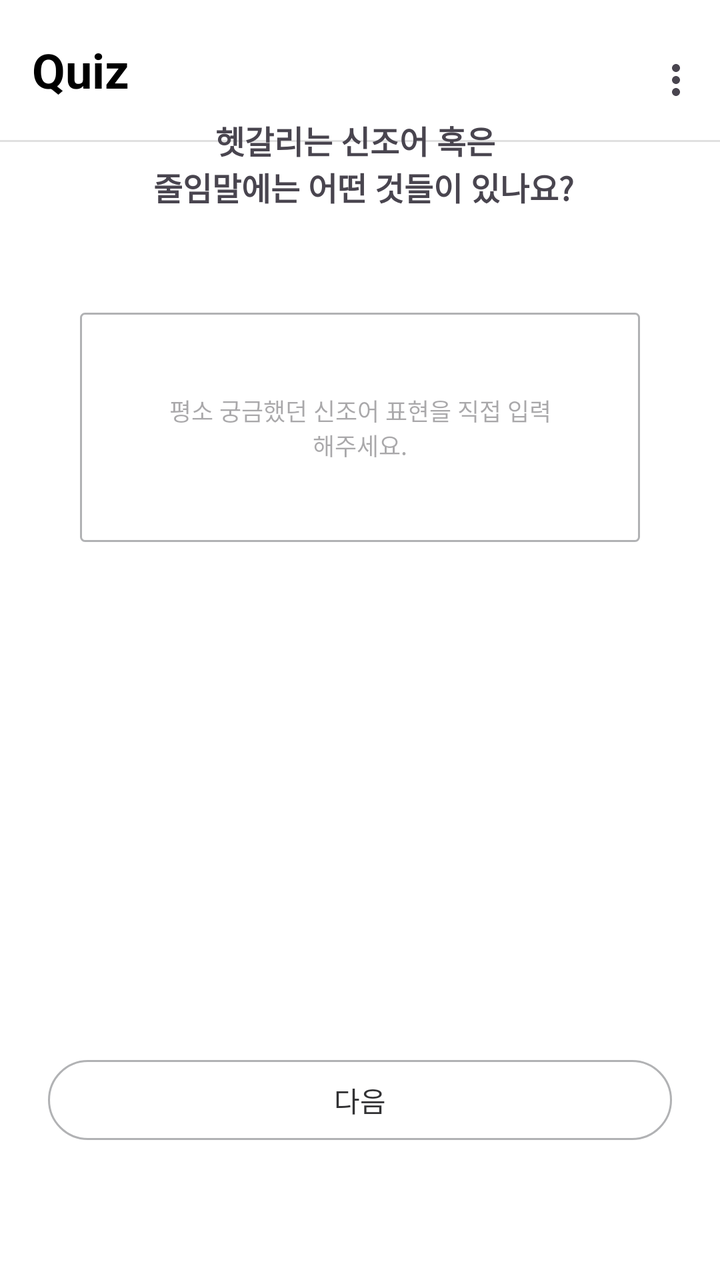
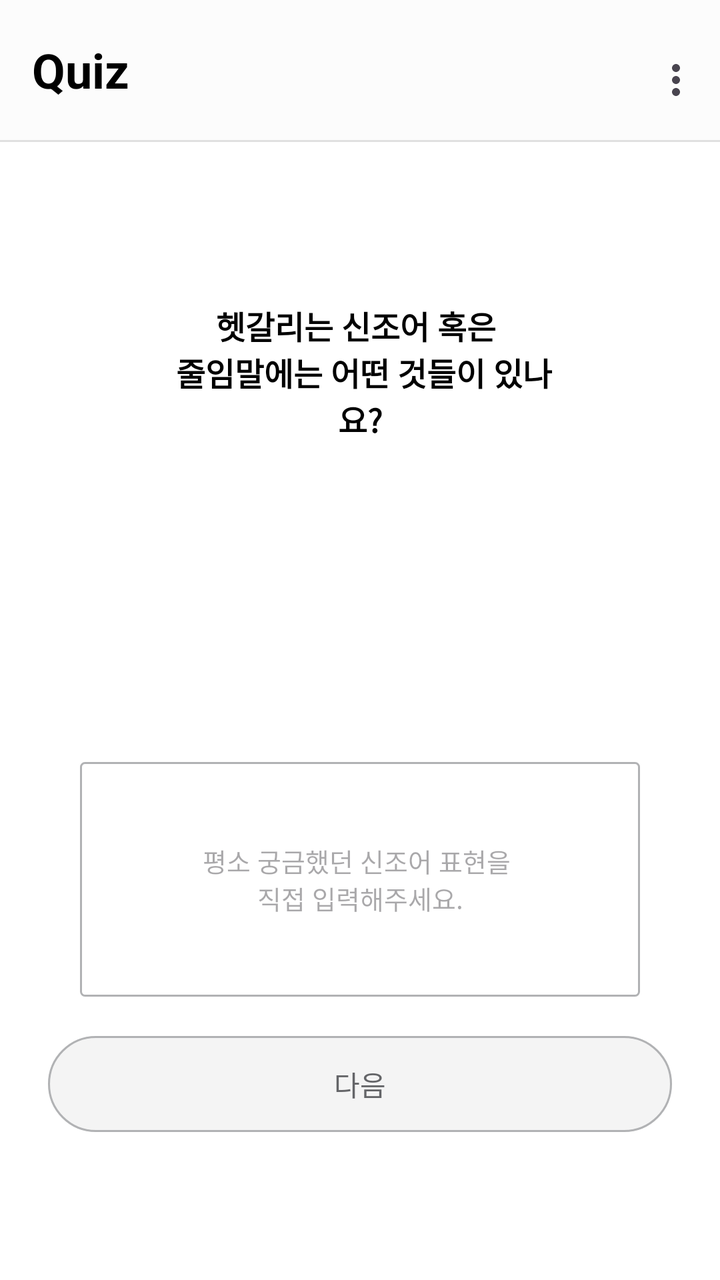

Screens rendered from an Android XML layout before and after an edit, with the pre-edit source and the edit as a unified diff.
<!-- AndroidManifest.xml: application theme Theme.GURU2 -->
<!-- res/layout/fragment_survey_q3.xml -->
<?xml version="1.0" encoding="utf-8"?>
<androidx.constraintlayout.widget.ConstraintLayout xmlns:android="http://schemas.android.com/apk/res/android"
    xmlns:app="http://schemas.android.com/apk/res-auto"
    xmlns:tools="http://schemas.android.com/tools"
    android:layout_width="match_parent"
    android:layout_height="match_parent"
    android:background="#FFF"
    tools:context=".SurveyQ3Fragment">

    
    <com.google.android.material.appbar.AppBarLayout
        android:id="@+id/appBar"
        android:layout_width="0dp"
        android:layout_height="wrap_content"
        android:background="#FFFFFF"
        app:layout_constraintTop_toTopOf="parent"
        app:layout_constraintStart_toStartOf="parent"
        app:layout_constraintEnd_toEndOf="parent">

        <com.google.android.material.appbar.MaterialToolbar
            android:id="@+id/mainToolbar"
            android:layout_width="match_parent"
            android:layout_height="70dp"
            android:background="#FFF"
            android:paddingVertical="8dp"
            app:menu="@menu/menu_main"
            app:title="Quiz"
            app:titleTextAppearance="@style/ToolbarTitleBold"
            app:titleTextColor="@android:color/black" />
        <View
            android:layout_width="match_parent"
            android:layout_height="1dp"
            android:background="#E0E0E0" />

    </com.google.android.material.appbar.AppBarLayout>

    
    <TextView
        android:id="@+id/Q3TextView"
        android:layout_width="226dp"
        android:layout_height="58dp"
        android:layout_marginBottom="40dp"
        android:text="헷갈리는 신조어 혹은 \n 줄임말에는 어떤 것들이 있나요?"
        android:textAlignment="center"
        android:textSize="16sp"
        android:textStyle="bold"
        app:layout_constraintBottom_toTopOf="@+id/editText"
        app:layout_constraintEnd_toEndOf="parent"
        app:layout_constraintHorizontal_bias="0.497"
        app:layout_constraintStart_toStartOf="parent" />

    

    
    <EditText
        android:id="@+id/editText"
        android:layout_width="0dp"
        android:layout_height="wrap_content"
        android:layout_marginStart="40dp"
        android:layout_marginEnd="40dp"
        android:layout_marginBottom="255dp"
        android:background="@drawable/bg_edittext"
        android:hint="평소 궁금했던 신조어 표현을 직접 입력해주세요."
        android:padding="40dp"
        android:selectAllOnFocus="false"
        android:singleLine="false"
        android:textAlignment="center"
        android:textSize="12dp"
        app:layout_constraintBottom_toTopOf="@+id/btnNext"
        app:layout_constraintEnd_toEndOf="parent"
        app:layout_constraintHorizontal_bias="0.0"
        app:layout_constraintStart_toStartOf="parent" />

    <Button
        android:id="@+id/btnNext"
        android:layout_width="match_parent"
        android:layout_height="48dp"
        android:layout_marginStart="24dp"
        android:layout_marginEnd="24dp"
        android:layout_marginBottom="66dp"
        android:text="다음"
        android:textColor="#323234"
        app:backgroundTint="#FFF"
        app:layout_constraintBottom_toBottomOf="parent"
        app:layout_constraintEnd_toEndOf="parent"
        app:layout_constraintStart_toStartOf="parent"
        app:strokeColor="#B1B2B4"
        app:strokeWidth="1dp" />
</androidx.constraintlayout.widget.ConstraintLayout>
<!-- resources referenced by this layout -->
<resources>
  <!-- drawable bg_edittext (drawable) -->
  <?xml version="1.0" encoding="utf-8"?>
  <shape xmlns:android="http://schemas.android.com/apk/res/android"
      android:shape="rectangle">
  
      <solid android:color="#FFFFFF" />
  
      <stroke
          android:width="1dp"
          android:color="#B1B2B4" />
  
      <corners android:radius="2dp" />
  </shape>
  <style name="ToolbarTitleBold">
          <item name="android:textStyle">bold</item>
          <item name="android:textSize">24sp</item>
      </style>
  <style name="Theme.GURU2" parent="Base.Theme.GURU2" />
  <style name="Base.Theme.GURU2" parent="Theme.Material3.DayNight.NoActionBar">
  
          <item name="android:windowLightStatusBar">true</item>
  
          <item name="android:windowTranslucentStatus">false</item>
  
          <item name="popupMenuBackground">@android:color/transparent</item>
          <item name="android:itemBackground">#E9ECFF</item>
          
      </style>
</resources>

<!-- the commit's change to res/layout/fragment_survey_q3.xml (unified diff, before → after) -->
@@ -4,7 +4,7 @@
     xmlns:tools="http://schemas.android.com/tools"
     android:layout_width="match_parent"
     android:layout_height="match_parent"
-    android:background="#FFF"
+    android:background="@color/white"
     tools:context=".SurveyQ3Fragment">
 
     
@@ -13,20 +13,21 @@
         android:layout_width="0dp"
         android:layout_height="wrap_content"
         android:background="#FFFFFF"
-        app:layout_constraintTop_toTopOf="parent"
+        app:layout_constraintEnd_toEndOf="parent"
         app:layout_constraintStart_toStartOf="parent"
-        app:layout_constraintEnd_toEndOf="parent">
+        app:layout_constraintTop_toTopOf="parent">
 
         <com.google.android.material.appbar.MaterialToolbar
             android:id="@+id/mainToolbar"
             android:layout_width="match_parent"
             android:layout_height="70dp"
-            android:background="#FFF"
+            android:background="@color/toolbar_color"
             android:paddingVertical="8dp"
             app:menu="@menu/menu_main"
             app:title="Quiz"
             app:titleTextAppearance="@style/ToolbarTitleBold"
             app:titleTextColor="@android:color/black" />
+
         <View
             android:layout_width="match_parent"
             android:layout_height="1dp"
@@ -37,17 +38,19 @@
     
     <TextView
         android:id="@+id/Q3TextView"
-        android:layout_width="226dp"
-        android:layout_height="58dp"
-        android:layout_marginBottom="40dp"
+        android:layout_width="0dp"
+        android:layout_height="wrap_content"
+        android:layout_marginStart="80dp"
+        android:layout_marginTop="80dp"
+        android:layout_marginEnd="80dp"
         android:text="헷갈리는 신조어 혹은 \n 줄임말에는 어떤 것들이 있나요?"
         android:textAlignment="center"
+        android:textColor="@color/black"
         android:textSize="16sp"
         android:textStyle="bold"
-        app:layout_constraintBottom_toTopOf="@+id/editText"
         app:layout_constraintEnd_toEndOf="parent"
-        app:layout_constraintHorizontal_bias="0.497"
-        app:layout_constraintStart_toStartOf="parent" />
+        app:layout_constraintStart_toStartOf="parent"
+        app:layout_constraintTop_toBottomOf="@+id/appBar" />
 
     
 
@@ -57,33 +60,34 @@
         android:layout_width="0dp"
         android:layout_height="wrap_content"
         android:layout_marginStart="40dp"
+        android:layout_marginTop="160dp"
         android:layout_marginEnd="40dp"
-        android:layout_marginBottom="255dp"
         android:background="@drawable/bg_edittext"
-        android:hint="평소 궁금했던 신조어 표현을 직접 입력해주세요."
+        android:hint="평소 궁금했던 신조어 표현을 \n직접 입력해주세요."
         android:padding="40dp"
         android:selectAllOnFocus="false"
         android:singleLine="false"
         android:textAlignment="center"
-        android:textSize="12dp"
-        app:layout_constraintBottom_toTopOf="@+id/btnNext"
+        android:textColor="@color/button_text_default"
+        android:textSize="13sp"
         app:layout_constraintEnd_toEndOf="parent"
         app:layout_constraintHorizontal_bias="0.0"
-        app:layout_constraintStart_toStartOf="parent" />
+        app:layout_constraintStart_toStartOf="parent"
+        app:layout_constraintTop_toBottomOf="@+id/Q3TextView" />
 
     <Button
         android:id="@+id/btnNext"
         android:layout_width="match_parent"
-        android:layout_height="48dp"
+        android:layout_height="56dp"
         android:layout_marginStart="24dp"
         android:layout_marginEnd="24dp"
-        android:layout_marginBottom="66dp"
+        android:layout_marginBottom="70dp"
         android:text="다음"
-        android:textColor="#323234"
-        app:backgroundTint="#FFF"
+        android:textColor="@color/button_text_default"
+        app:backgroundTint="@color/button_default_bg"
         app:layout_constraintBottom_toBottomOf="parent"
         app:layout_constraintEnd_toEndOf="parent"
         app:layout_constraintStart_toStartOf="parent"
-        app:strokeColor="#B1B2B4"
+        app:strokeColor="@color/button_default_stroke"
         app:strokeWidth="1dp" />
 </androidx.constraintlayout.widget.ConstraintLayout>
<!-- resource entries referenced after the edit -->
@@ -1,5 +1,11 @@
 <!-- resources referenced by this layout -->
 <resources>
+  <color name="black">#FF000000</color>
+  <color name="button_default_bg">#F4F4F4</color>
+  <color name="button_default_stroke">#B1B2B4</color>
+  <color name="button_text_default">#646568</color>
+  <color name="toolbar_color">#FCFCFC</color>
+  <color name="white">#FFFFFFFF</color>
   <!-- drawable bg_edittext (drawable) -->
   <?xml version="1.0" encoding="utf-8"?>
   <shape xmlns:android="http://schemas.android.com/apk/res/android"
